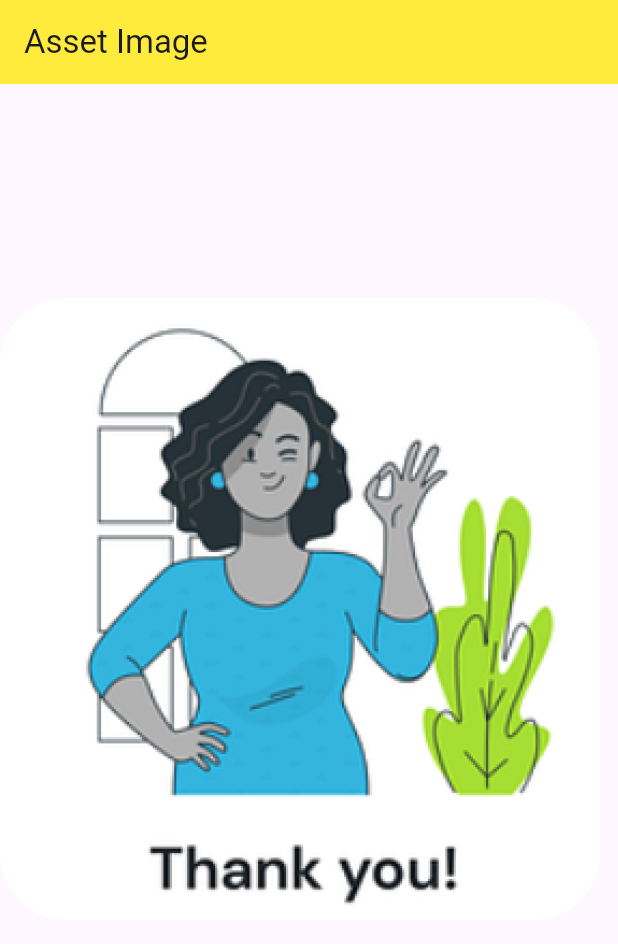
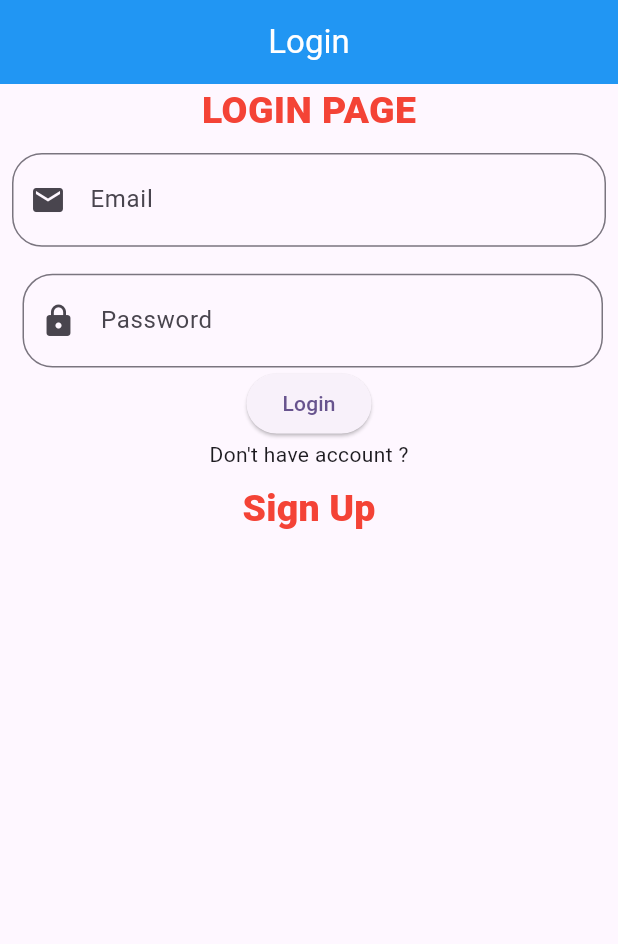
Before and after one commit to AbRehman536/Flutter_sec_8, a Flutter app: the screen it shows after launch, on a phone screen of 412 x 824 dp. Shown: the top 944 px of the screen. Run offline on Flutter 3.47's test engine with Material 3 defaults, Android fonts, the phone set to English and light mode, and no system bars.

Commit message:
Login Form Done

```diff
--- /dev/null
+++ b/lib/login_form.dart
@@ -0,0 +1,59 @@
+import 'package:flutter/material.dart';
+
+class LoginFormDemo extends StatelessWidget {
+  const LoginFormDemo({super.key});
+
+  @override
+  Widget build(BuildContext context) {
+    return Scaffold(
+      appBar: AppBar(
+        title: Text("Login"),
+        backgroundColor: Colors.blue,
+        foregroundColor: Colors.white,
+        centerTitle: true,
+      ),
+      body: Column(children: [
+        Text("LOGIN PAGE",style: TextStyle(
+            fontSize: 25,
+            color: Colors.red,
+            fontWeight: FontWeight.w900),),
+        Padding(
+          padding: const EdgeInsets.symmetric(horizontal: 8.0,vertical: 10),
+          child: TextField(
+            decoration: InputDecoration(
+              label: Text("Email"),
+              hintText: 'abdullah@gmail.com',
+              prefixIcon: Icon(Icons.email),
+              suffix: Icon(Icons.account_balance),
+              border: OutlineInputBorder(
+                borderRadius: BorderRadius.circular(20),
+
+              )
+            ),
+          ),
+        ),
+        Padding(
+          padding: const EdgeInsets.only(top: 8.0,right: 10,left: 15),
+          child: TextField(
+            decoration: InputDecoration(
+              label: Text("Password"),
+              hintText: '123456789',
+              prefixIcon: Icon(Icons.lock),
+              suffix: Icon(Icons.visibility),
+              border: OutlineInputBorder(
+              borderRadius: BorderRadius.circular(20),
+              )
+            ),
+          ),
+        ),
+        ElevatedButton(onPressed: () {  }, child: Text("Login"),),
+        Text("Don't have account ?"),
+        TextButton(onPressed: (){}, child: Text("Sign Up",style: TextStyle(
+          fontWeight: FontWeight.w900,
+          color: Colors.red,
+          fontSize: 25,
+        ),)),
+      ],),
+    );
+  }
+}
--- a/lib/main.dart
+++ b/lib/main.dart
@@ -2,6 +2,7 @@
 import 'package:flutter_sec_8/appbar_demo.dart';
 import 'package:flutter_sec_8/asset_image.dart';
 import 'package:flutter_sec_8/fab_demo.dart';
+import 'package:flutter_sec_8/login_form.dart';
 import 'package:flutter_sec_8/nested_row_column.dart';
 import 'package:flutter_sec_8/network_image.dart';
 import 'package:flutter_sec_8/row_column.dart';
@@ -37,7 +38,7 @@
         colorScheme: ColorScheme.fromSeed(seedColor: Colors.deepPurple),
         useMaterial3: true,
       ),
-      home: AssetImageDemo(),
+      home: LoginFormDemo(),
     );
   }
 }
--- a/lib/nested_row_column.dart
+++ b/lib/nested_row_column.dart
@@ -25,10 +25,15 @@ class NestedRowColumnDemo extends StatelessWidget {
             Icon(Icons.favorite),
             Column(children: [
               Icon(Icons.comment),
-            Icon(Icons.notifications),
+              Icon(Icons.comment),
             ],),
+
             Icon(Icons.bookmark),
+            Column(children: [
               Icon(Icons.share),
+              Icon(Icons.share),
+            ],)
+
           ],)
       ],),
     );
```
Lines whose indentation alone changed are shown as unchanged.
